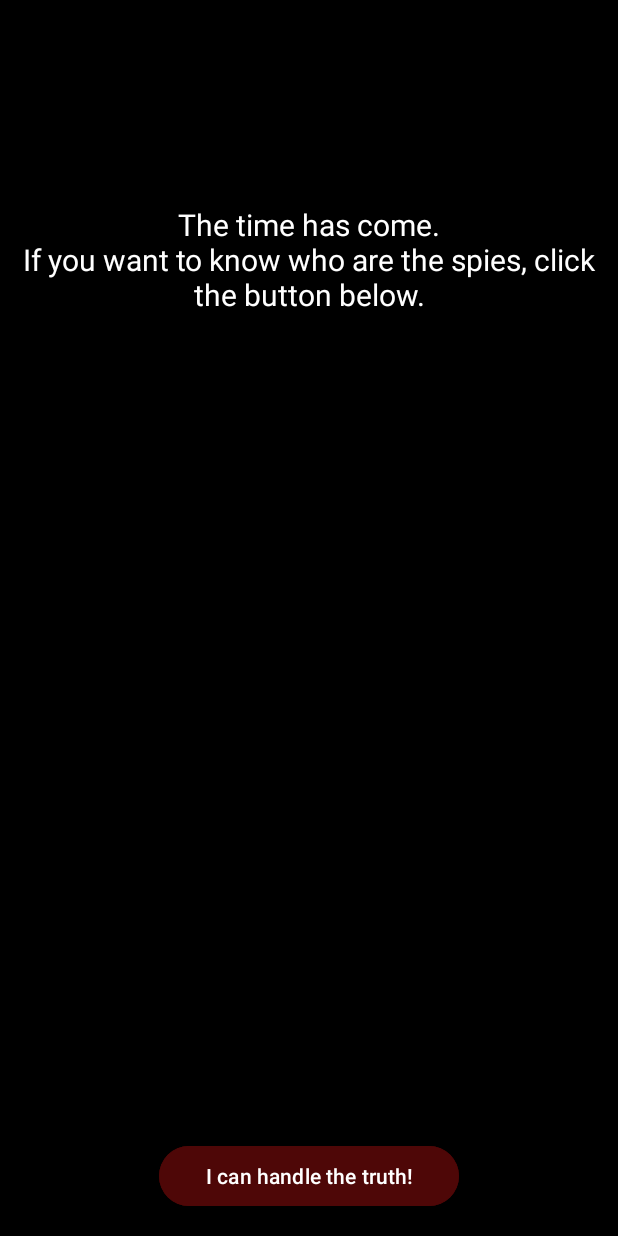
After one commit to MohamedFarouk94/FootySpy, an Android app: the RevealingSpiesActivity screen opened directly, with no data from a screen before it, on a phone screen of 412 x 824 dp. The commit adds this screen. Run offline under Robolectric (Android 15) with nearby library versions, the phone set to English and light mode, and no system bars; 1 statement that could not run was skipped.

Commit message:
until revealing spies

```diff
--- a/app/src/main/AndroidManifest.xml
+++ b/app/src/main/AndroidManifest.xml
@@ -26,6 +26,7 @@
         <activity android:name=".StartRoundActivity"/>
         <activity android:name=".RevealingNameActivity"/>
         <activity android:name=".QuestionsActivity"/>
+        <activity android:name=".RevealingSpiesActivity"/>
     </application>
 
 </manifest>
--- /dev/null
+++ b/app/src/main/java/com/example/footyspy/RevealingSpiesActivity.kt
@@ -0,0 +1,47 @@
+package com.example.footyspy
+
+import android.graphics.Color
+import android.os.Bundle
+import android.util.Log
+import androidx.annotation.MainThread
+import androidx.appcompat.app.AppCompatActivity
+import com.example.footyspy.databinding.ActivityRevealingspiesBinding
+import kotlinx.coroutines.GlobalScope
+import kotlinx.coroutines.async
+import kotlinx.coroutines.delay
+import kotlinx.coroutines.launch
+
+class RevealingSpiesActivity: AppCompatActivity() {
+    private lateinit var binding: ActivityRevealingspiesBinding
+    private var spiesRevealed: Boolean = false
+
+    @Suppress("DEPRECATION")
+    override fun onCreate(savedInstanceState: Bundle?) {
+        super.onCreate(savedInstanceState)
+        binding = ActivityRevealingspiesBinding.inflate(layoutInflater)
+        val view = binding.root
+        setContentView(view)
+
+        val round = intent.getSerializableExtra("EXTRA_ROUND") as Round
+
+        binding.tvAboveCover.text = "The time has come.\nIf you want to know who are the spies, click the button below."
+        binding.tvUncover.text = ""
+        binding.tvBelowCover.text = ""
+
+        binding.btnRevealingSpies.setOnClickListener {
+            if(spiesRevealed) return@setOnClickListener// here will be the next activity
+
+            binding.btnRevealingSpies.setBackgroundColor(Color.parseColor("#808080"))
+            binding.btnRevealingSpies.isEnabled = false
+            binding.btnRevealingSpies.isClickable = false
+
+            //**DisplayingCounting**//
+
+            binding.btnRevealingSpies.setBackgroundColor(Color.parseColor("#4e0707"))
+            binding.btnRevealingSpies.isEnabled = true
+            binding.btnRevealingSpies.isClickable = true
+            binding.btnRevealingSpies.text = getString(R.string.next)
+        }
+
+    }
+}
--- a/app/src/main/res/drawable/rounded_view_unselected.xml
+++ b/app/src/main/res/drawable/rounded_view_unselected.xml
@@ -2,9 +2,9 @@
 
 <shape
     xmlns:android="http://schemas.android.com/apk/res/android"
-    android:shape="oval">
+    android:shape="rectangle">
 
-    <corners android:radius="5dp" />
+    <corners android:radius="100dp" />
 
     <!-- This is the border color -->
     <stroke android:width="2dp" android:color="#4e0707" />
--- /dev/null
+++ b/app/src/main/res/layout/activity_revealingspies.xml
@@ -0,0 +1,59 @@
+<?xml version="1.0" encoding="utf-8"?>
+<androidx.constraintlayout.widget.ConstraintLayout xmlns:android="http://schemas.android.com/apk/res/android"
+    xmlns:app="http://schemas.android.com/apk/res-auto"
+    xmlns:tools="http://schemas.android.com/tools"
+    android:layout_width="match_parent"
+    android:layout_height="match_parent"
+    android:background="#000000">
+
+    <TextView
+        android:id="@+id/tvUncover"
+        android:layout_width="wrap_content"
+        android:layout_height="wrap_content"
+        android:text="3"
+        android:textColor="#ffffff"
+        android:textSize="100sp"
+        android:gravity="center"
+        app:layout_constraintBottom_toBottomOf="parent"
+        app:layout_constraintEnd_toEndOf="parent"
+        app:layout_constraintStart_toStartOf="parent"
+        app:layout_constraintTop_toTopOf="parent" />
+
+    <Button
+        android:id="@+id/btnRevealingSpies"
+        android:layout_width="200dp"
+        android:layout_height="wrap_content"
+        android:layout_marginBottom="16dp"
+        android:text="I can handle the truth!"
+        android:backgroundTint="#4e0707"
+        app:layout_constraintBottom_toBottomOf="parent"
+        app:layout_constraintEnd_toEndOf="parent"
+        app:layout_constraintStart_toStartOf="parent" />
+
+    <TextView
+        android:id="@+id/tvBelowCover"
+        android:layout_width="wrap_content"
+        android:layout_height="wrap_content"
+        android:text=""
+        android:textSize="20sp"
+        android:textColor="#ffffff"
+        android:gravity="center"
+        app:layout_constraintBottom_toTopOf="@+id/btnRevealingSpies"
+        app:layout_constraintEnd_toEndOf="parent"
+        app:layout_constraintStart_toStartOf="parent"
+        app:layout_constraintTop_toBottomOf="@+id/tvUncover" />
+
+    <TextView
+        android:id="@+id/tvAboveCover"
+        android:layout_width="wrap_content"
+        android:layout_height="wrap_content"
+        android:text="The time has come.\nIf you want to know who are the spies, click the button below."
+        android:textSize="20sp"
+        android:textColor="#ffffff"
+        android:gravity="center"
+        app:layout_constraintBottom_toTopOf="@+id/tvUncover"
+        app:layout_constraintEnd_toEndOf="parent"
+        app:layout_constraintStart_toStartOf="parent"
+        app:layout_constraintTop_toTopOf="parent" />
+
+</androidx.constraintlayout.widget.ConstraintLayout>
```
Also changed, not shown: app/src/main/java/com/example/footyspy/QuestionsActivity.kt (+61 -9 lines), app/src/main/java/com/example/footyspy/Round.kt (+8 -1 lines), app/src/main/res/drawable/rounded_view_selected.xml (+4 -4 lines).
